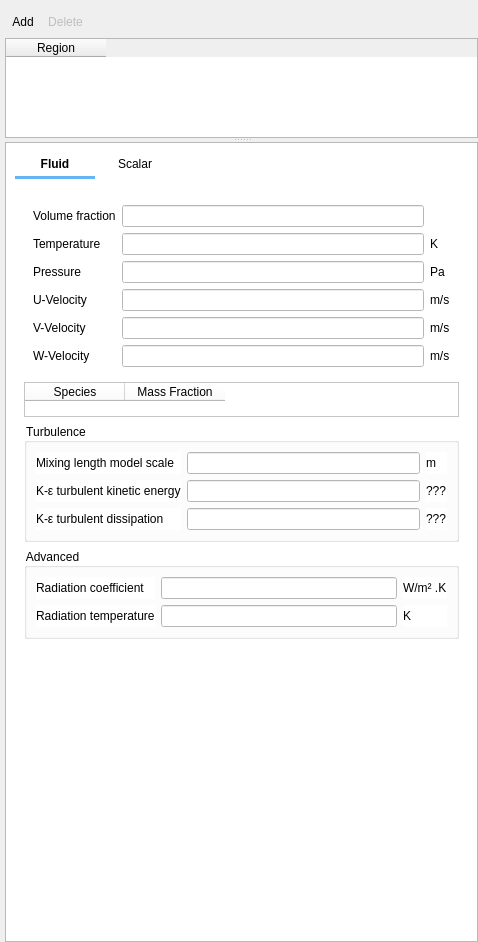
Qt form gui/uifiles/initial_conditions.ui (truongd8593/mfix) before a commit.
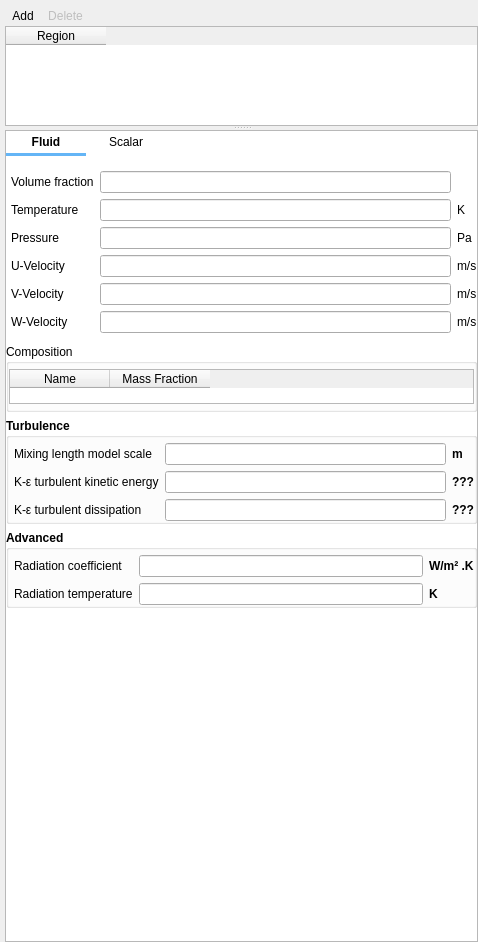
The same form after that commit. Custom widgets are drawn as their Qt base class.

Commit message: adjust some layouts and background colors

What changed in the file:
```diff
--- a/gui/uifiles/initial_conditions.ui
+++ b/gui/uifiles/initial_conditions.ui
@@ -13,10 +13,19 @@
   <property name="windowTitle">
    <string>Initial Conditions</string>
   </property>
+  <property name="styleSheet">
+   <string notr="true"/>
+  </property>
   <layout class="QVBoxLayout" name="verticalLayout">
+   <property name="spacing">
+    <number>0</number>
+   </property>
    <property name="leftMargin">
     <number>5</number>
    </property>
+   <property name="topMargin">
+    <number>5</number>
+   </property>
    <property name="rightMargin">
     <number>0</number>
    </property>
@@ -140,21 +149,36 @@
        </size>
       </property>
       <property name="styleSheet">
-       <string notr="true">QWidget#scrollAreaWidgetContents{background-color:white}</string>
+       <string notr="true">QWidget#scrollareawidgetcontents {background-color: white}</string>
       </property>
       <property name="widgetResizable">
        <bool>true</bool>
       </property>
-      <widget class="QWidget" name="scrollAreaWidgetContents">
+      <widget class="QWidget" name="scrollareawidgetcontents">
        <property name="geometry">
         <rect>
          <x>0</x>
          <y>0</y>
          <width>469</width>
-         <height>794</height>
+         <height>804</height>
         </rect>
        </property>
        <layout class="QGridLayout" name="gridLayout_4">
+        <property name="leftMargin">
+         <number>0</number>
+        </property>
+        <property name="topMargin">
+         <number>0</number>
+        </property>
+        <property name="rightMargin">
+         <number>0</number>
+        </property>
+        <property name="bottomMargin">
+         <number>0</number>
+        </property>
+        <property name="spacing">
+         <number>0</number>
+        </property>
         <item row="3" column="0">
          <spacer name="verticalSpacer">
           <property name="orientation">
@@ -168,8 +192,40 @@
           </property>
          </spacer>
         </item>
+        <item row="0" column="1">
+         <spacer name="horizontalSpacer_2">
+          <property name="orientation">
+           <enum>Qt::Horizontal</enum>
+          </property>
+          <property name="sizeHint" stdset="0">
+           <size>
+            <width>270</width>
+            <height>29</height>
+           </size>
+          </property>
+         </spacer>
+        </item>
         <item row="0" column="0">
-         <layout class="QGridLayout" name="tab_box">
+         <widget class="QFrame" name="tab_frame">
+          <property name="styleSheet">
+            <string notr="true">QPushButton:hover {color:#64B5F6; background-color: transparent;}
+QPushButton:pressed { color: #64B5F6; background-color: transparent; }
+QPushButton:checked { font: bold; background-color: transparent; }
+      </string>
+          </property>
+          <layout class="QGridLayout" name="tab_layout">
+           <property name="leftMargin">
+            <number>0</number>
+           </property>
+           <property name="topMargin">
+            <number>0</number>
+           </property>
+           <property name="rightMargin">
+            <number>0</number>
+           </property>
+           <property name="bottomMargin">
+            <number>10</number>
+           </property>
           <property name="spacing">
            <number>0</number>
           </property>
@@ -234,6 +290,7 @@
            </widget>
           </item>
          </layout>
+         </widget>
         </item>
         <item row="1" column="0" rowspan="2" colspan="2">
          <widget class="QStackedWidget" name="stackedwidget">
@@ -247,13 +304,37 @@
            <number>0</number>
           </property>
           <widget class="QWidget" name="page_fluid">
-           <property name="styleSheet">
-            <string notr="true">background-color:white</string>
-           </property>
            <layout class="QVBoxLayout" name="verticalLayout_2">
+            <property name="spacing">
+             <number>6</number>
+            </property>
+            <property name="leftMargin">
+             <number>0</number>
+            </property>
+            <property name="topMargin">
+             <number>0</number>
+            </property>
+            <property name="rightMargin">
+             <number>0</number>
+            </property>
+            <property name="bottomMargin">
+             <number>0</number>
+            </property>
             <item>
              <widget class="QFrame" name="frame_fluid_parameters">
               <layout class="QGridLayout" name="gridLayout_3">
+               <property name="leftMargin">
+                <number>5</number>
+               </property>
+               <property name="topMargin">
+                <number>5</number>
+               </property>
+               <property name="rightMargin">
+                <number>0</number>
+               </property>
+               <property name="bottomMargin">
+                <number>5</number>
+               </property>
                <item row="0" column="0">
                 <widget class="QLabel" name="label_ic_ep_g">
                  <property name="text">
@@ -263,6 +344,14 @@
                </item>
                <item row="0" column="1">
                 <widget class="LineEdit" name="lineedit_keyword_ic_ep_g_args_IC">
+                 <property name="font">
+                  <font>
+                   <italic>false</italic>
+                  </font>
+                 </property>
+                 <property name="styleSheet">
+                  <string notr="true"/>
+                 </property>
                  <property name="readOnly">
                   <bool>true</bool>
                  </property>
@@ -357,6 +446,27 @@
              </widget>
             </item>
             <item>
+             <widget class="QGroupBox" name="groupbox_fluid_composition">
+              <property name="title">
+               <string>Composition</string>
+              </property>
+              <layout class="QGridLayout" name="gridLayout_14">
+               <property name="leftMargin">
+                <number>0</number>
+               </property>
+               <property name="topMargin">
+                <number>5</number>
+               </property>
+               <property name="rightMargin">
+                <number>0</number>
+               </property>
+               <property name="bottomMargin">
+                <number>5</number>
+               </property>
+               <property name="spacing">
+                <number>6</number>
+               </property>
+               <item row="0" column="0">
              <widget class="QTableWidget" name="tablewidget_fluid_mass_fraction">
               <property name="maximumSize">
                <size>
@@ -372,7 +482,7 @@
               </attribute>
               <column>
                <property name="text">
-                <string>Species</string>
+                   <string>Name</string>
                </property>
               </column>
               <column>
@@ -380,10 +490,19 @@
                 <string>Mass Fraction</string>
                </property>
               </column>
+                </widget>
+               </item>
+              </layout>
              </widget>
             </item>
             <item>
              <widget class="QGroupBox" name="groupbox_turbulence">
+              <property name="font">
+               <font>
+                <weight>75</weight>
+                <bold>true</bold>
+               </font>
+              </property>
               <property name="title">
                <string>Turbulence</string>
               </property>
@@ -391,10 +510,29 @@
                <bool>true</bool>
               </property>
               <layout class="QGridLayout" name="gridLayout_9">
+               <property name="leftMargin">
+                <number>5</number>
+               </property>
+               <property name="topMargin">
+                <number>5</number>
+               </property>
+               <property name="rightMargin">
+                <number>0</number>
+               </property>
+               <property name="bottomMargin">
+                <number>0</number>
+               </property>
                <item row="0" column="0">
                 <layout class="QGridLayout" name="gridLayout_6">
                  <item row="0" column="0">
                   <widget class="QLabel" name="label_ic_l_scale">
+                   <property name="font">
+                    <font>
+                     <weight>50</weight>
+                     <italic>false</italic>
+                     <bold>false</bold>
+                    </font>
+                   </property>
                    <property name="text">
                     <string>Mixing length model scale</string>
                    </property>
@@ -412,6 +550,12 @@
                  </item>
                  <item row="1" column="0">
                   <widget class="QLabel" name="label_ic_k_turb_g">
+                   <property name="font">
+                    <font>
+                     <weight>50</weight>
+                     <bold>false</bold>
+                    </font>
+                   </property>
                    <property name="text">
                     <string>K-ε turbulent kinetic energy</string>
                    </property>
@@ -429,6 +573,12 @@
                  </item>
                  <item row="2" column="0">
                   <widget class="QLabel" name="label_ic_e_turb_g">
+                   <property name="font">
+                    <font>
+                     <weight>50</weight>
+                     <bold>false</bold>
+                    </font>
+                   </property>
                    <property name="text">
                     <string>K-ε turbulent dissipation</string>
                    </property>
@@ -451,14 +601,41 @@
             </item>
             <item>
              <widget class="QGroupBox" name="groupbox_fluid_advanced">
+              <property name="font">
+               <font>
+                <weight>75</weight>
+                <bold>true</bold>
+               </font>
+              </property>
               <property name="title">
                <string>Advanced</string>
               </property>
+              <property name="flat">
+               <bool>true</bool>
+              </property>
               <layout class="QGridLayout" name="gridLayout_8">
+               <property name="leftMargin">
+                <number>5</number>
+               </property>
+               <property name="topMargin">
+                <number>5</number>
+               </property>
+               <property name="rightMargin">
+                <number>0</number>
+               </property>
+               <property name="bottomMargin">
+                <number>0</number>
+               </property>
                <item row="0" column="0">
                 <layout class="QGridLayout" name="gridLayout_7">
                  <item row="0" column="0">
                   <widget class="QLabel" name="label_ic_gama_rg">
+                   <property name="font">
+                    <font>
+                     <weight>50</weight>
+                     <bold>false</bold>
+                    </font>
+                   </property>
                    <property name="text">
                     <string>Radiation coefficient</string>
                    </property>
@@ -476,6 +653,12 @@
                  </item>
                  <item row="1" column="0">
                   <widget class="QLabel" name="label_ic_t_rg">
+                   <property name="font">
+                    <font>
+                     <weight>50</weight>
+                     <bold>false</bold>
+                    </font>
+                   </property>
                    <property name="text">
                     <string>Radiation temperature</string>
                    </property>
@@ -512,9 +695,15 @@
            </layout>
           </widget>
           <widget class="QWidget" name="page_dummy_solids_L">
+           <property name="autoFillBackground">
+            <bool>true</bool>
+           </property>
            <layout class="QGridLayout" name="gridLayout_12">
             <item row="0" column="0">
              <widget class="QLabel" name="label_dummy_solids_L">
+              <property name="autoFillBackground">
+               <bool>false</bool>
+              </property>
               <property name="styleSheet">
                <string notr="true">background-color: white</string>
               </property>
@@ -527,7 +716,7 @@
           </widget>
           <widget class="QWidget" name="page_solids">
            <property name="styleSheet">
-            <string notr="true">background-color: white</string>
+            <string notr="true"/>
            </property>
            <layout class="QVBoxLayout" name="verticalLayout_5">
             <property name="spacing">
@@ -554,6 +743,18 @@
                <enum>QFrame::Plain</enum>
               </property>
               <layout class="QGridLayout" name="gridLayout_2">
+               <property name="leftMargin">
+                <number>5</number>
+               </property>
+               <property name="topMargin">
+                <number>5</number>
+               </property>
+               <property name="rightMargin">
+                <number>0</number>
+               </property>
+               <property name="bottomMargin">
+                <number>5</number>
+               </property>
                <item row="0" column="0">
                 <widget class="QLabel" name="label_ic_ep_s">
                  <property name="text">
@@ -673,6 +874,33 @@
              </widget>
             </item>
             <item>
+             <widget class="QGroupBox" name="groupbox_solids_composition">
+              <property name="font">
+               <font>
+                <weight>75</weight>
+                <bold>true</bold>
+               </font>
+              </property>
+              <property name="title">
+               <string>Composition</string>
+              </property>
+              <property name="flat">
+               <bool>true</bool>
+              </property>
+              <layout class="QGridLayout" name="gridLayout_13">
+               <property name="leftMargin">
+                <number>0</number>
+               </property>
+               <property name="topMargin">
+                <number>5</number>
+               </property>
+               <property name="rightMargin">
+                <number>0</number>
+               </property>
+               <property name="bottomMargin">
+                <number>5</number>
+               </property>
+               <item row="0" column="0">
              <widget class="QTableWidget" name="tablewidget_solids_mass_fraction">
               <property name="maximumSize">
                <size>
@@ -691,7 +919,7 @@
               </attribute>
               <column>
                <property name="text">
-                <string>Species</string>
+                   <string>Name</string>
                </property>
               </column>
               <column>
@@ -699,14 +927,38 @@
                 <string>Mass Fraction</string>
                </property>
               </column>
+                </widget>
+               </item>
+              </layout>
              </widget>
             </item>
             <item>
              <widget class="QGroupBox" name="groupbox_solids_advanced">
+              <property name="font">
+               <font>
+                <weight>75</weight>
+                <bold>true</bold>
+               </font>
+              </property>
               <property name="title">
                <string>Advanced</string>
               </property>
               <layout class="QGridLayout" name="gridLayout_10">
+               <property name="leftMargin">
+                <number>5</number>
+               </property>
+               <property name="topMargin">
+                <number>5</number>
+               </property>
+               <property name="rightMargin">
+                <number>0</number>
+               </property>
+               <property name="bottomMargin">
+                <number>0</number>
+               </property>
+               <property name="horizontalSpacing">
+                <number>6</number>
+               </property>
                <item row="0" column="0">
                 <widget class="CheckBox" name="checkbox_keyword_ic_des_fit_to_region_args_IC">
                  <property name="text">
@@ -771,9 +1023,15 @@
            </layout>
           </widget>
           <widget class="QWidget" name="page_dummy_solids_R">
+           <property name="autoFillBackground">
+            <bool>true</bool>
+           </property>
            <layout class="QGridLayout" name="gridLayout_11">
             <item row="0" column="0">
              <widget class="QLabel" name="label_dummy_solids_R">
+              <property name="autoFillBackground">
+               <bool>false</bool>
+              </property>
               <property name="styleSheet">
                <string notr="true">background-color: white</string>
               </property>
@@ -785,12 +1043,9 @@
            </layout>
           </widget>
           <widget class="QWidget" name="page_scalar">
-           <property name="styleSheet">
-            <string notr="true">background-color:white</string>
-           </property>
            <layout class="QGridLayout" name="gridLayout">
             <property name="leftMargin">
-             <number>0</number>
+             <number>5</number>
             </property>
             <property name="topMargin">
              <number>0</number>
@@ -818,20 +1073,8 @@
           </widget>
          </widget>
         </item>
-        <item row="0" column="1">
-         <spacer name="horizontalSpacer_2">
-          <property name="orientation">
-           <enum>Qt::Horizontal</enum>
-          </property>
-          <property name="sizeHint" stdset="0">
-           <size>
-            <width>270</width>
-            <height>29</height>
-           </size>
-          </property>
-         </spacer>
-        </item>
        </layout>
+       <zorder>tab_frame</zorder>
        <zorder>stackedwidget</zorder>
        <zorder>horizontalSpacer_2</zorder>
        <zorder>verticalSpacer</zorder>
```
Lines whose indentation alone changed are shown as unchanged. The commit also changes 3 other files.
